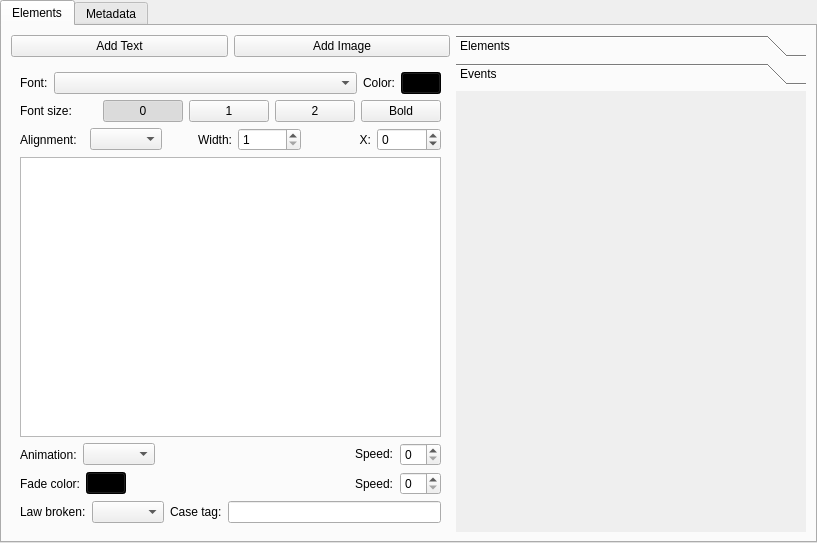
minirop/hso-page-builder, file pagesettings.ui: the form before one commit.
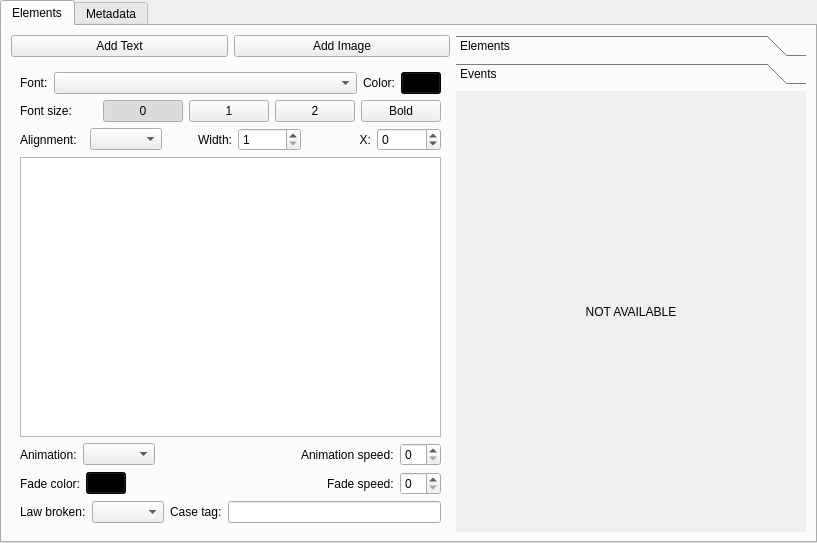
The form after the commit. The open tabs and pages were chosen to show the change. Custom widgets are drawn as their Qt base class.

Commit message: Don't limit the gifs y-position.

What changed in the file:
```diff
--- a/pagesettings.ui
+++ b/pagesettings.ui
@@ -281,7 +281,7 @@
                <item>
                 <widget class="QLabel" name="label_6">
                  <property name="text">
-                  <string>&lt;html&gt;&lt;head/&gt;&lt;body&gt;&lt;p&gt;Speed:&lt;/p&gt;&lt;/body&gt;&lt;/html&gt;</string>
+                  <string>Animation speed:</string>
                  </property>
                 </widget>
                </item>
@@ -341,7 +341,7 @@
                <item>
                 <widget class="QLabel" name="label_9">
                  <property name="text">
-                  <string>Speed:</string>
+                  <string>Fade speed:</string>
                  </property>
                 </widget>
                </item>
@@ -751,6 +751,18 @@
           <attribute name="label">
            <string>Events</string>
           </attribute>
+          <layout class="QVBoxLayout" name="verticalLayout_6">
+           <item>
+            <widget class="QLabel" name="label_27">
+             <property name="text">
+              <string>NOT AVAILABLE</string>
+             </property>
+             <property name="alignment">
+              <set>Qt::AlignCenter</set>
+             </property>
+            </widget>
+           </item>
+          </layout>
          </widget>
         </widget>
        </item>
```
Left out of the diff: 2 changed lines with no effect on the pictures. The commit also changes 2 other files.
